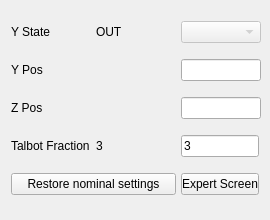
First picture: the form in PPM_centroid/wfs_controls.ui, repository mseaberg/Commissioning_Tools, before the edit.
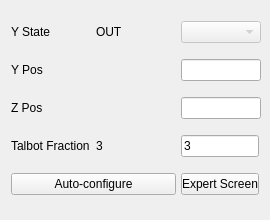
Second picture: the form after the edit. Custom widgets are drawn as their Qt base class.

Commit message: working on incorporating auto-configure for wavefront sensor

What changed in the file:
```diff
--- a/PPM_centroid/wfs_controls.ui
+++ b/PPM_centroid/wfs_controls.ui
@@ -96,7 +96,7 @@
       </size>
      </property>
      <property name="text">
-      <string>Restore nominal settings</string>
+      <string>Auto-configure</string>
      </property>
     </widget>
    </item>
```
The commit also changes 1 other file.
